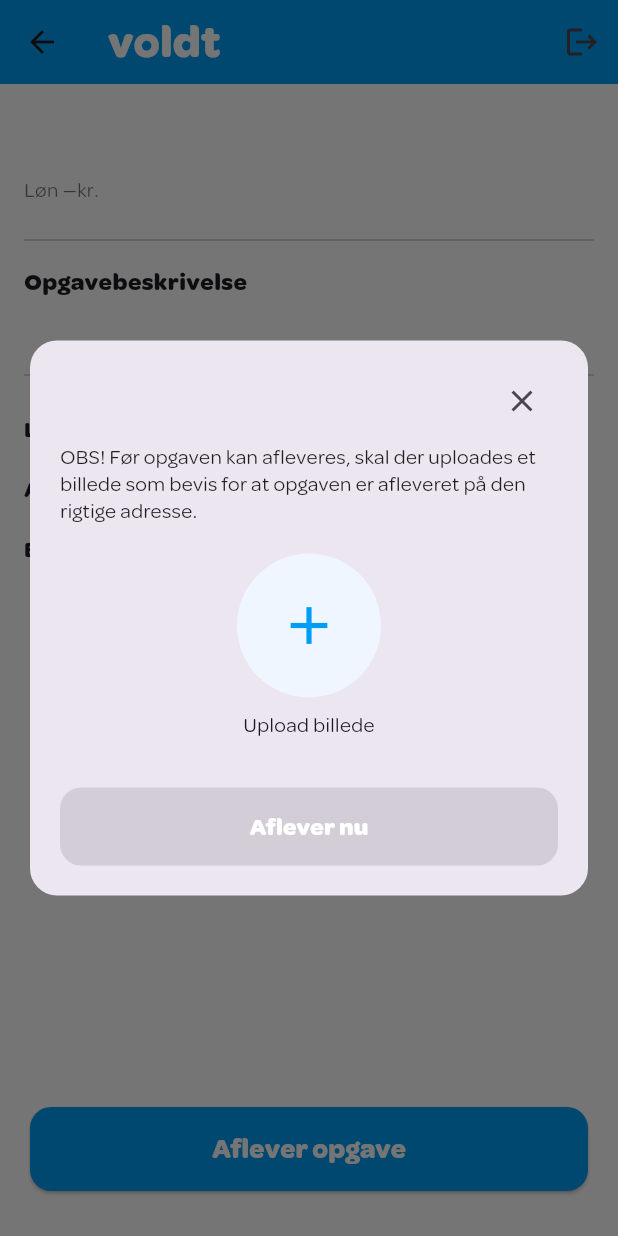
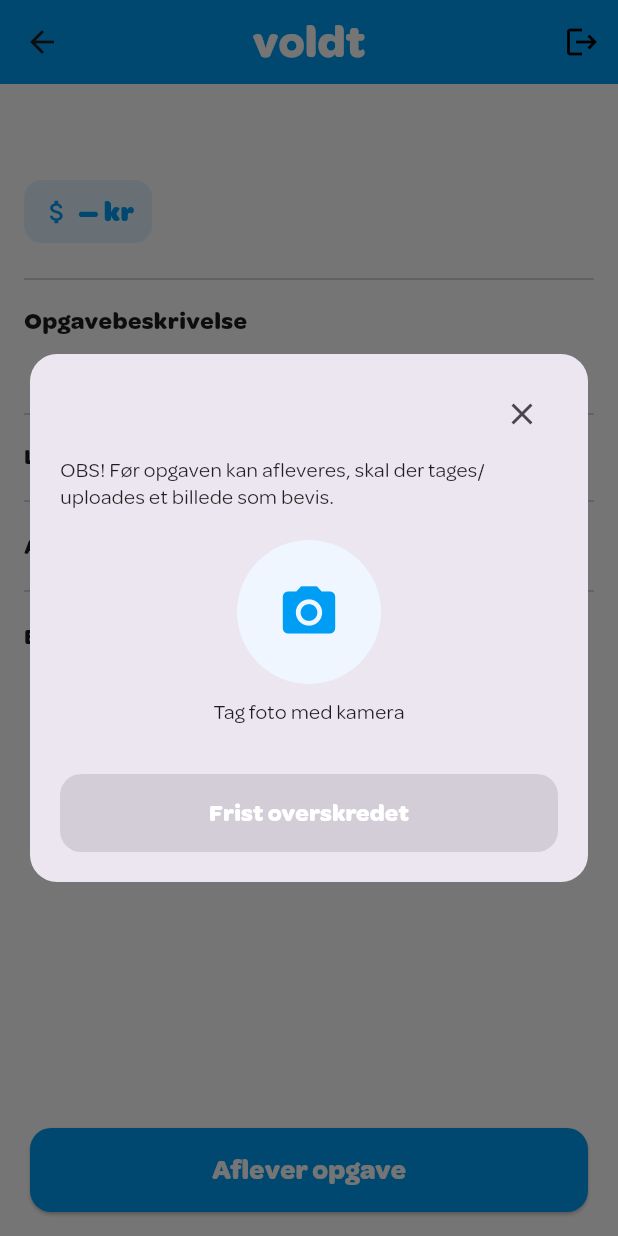
Before and after one commit to emilieweiss/voldt, a Flutter app: the JobInfoPage screen opened directly with empty values, after a tap on "Aflever opgave", on a phone screen of 412 x 824 dp. Run offline on Flutter 3.47's test engine with Material 3 defaults, Android fonts, the phone set to English and light mode, and no system bars; our stand-ins replace flutter_bloc, flutter_svg, fpdart, get_it, go_router, image_picker and 2 more; accounts and stored records are empty.

Commit message:
Final final lol

```diff
--- a/lib/pages/job_info_page.dart
+++ b/lib/pages/job_info_page.dart
@@ -9,7 +9,6 @@ import 'package:voldt/widgets/finish_job_dialog.dart';
 
 class JobInfoPage extends StatelessWidget {
   final Map<String, dynamic> job;
-
   const JobInfoPage({super.key, required this.job});
 
   @override
@@ -22,8 +21,7 @@ class JobInfoPage extends StatelessWidget {
     final address = (job['address'] ?? 'Ukendt').toString();
     final durationTxt = _formatDuration(job['duration']);
     final deliveryTxt = _formatDelivery(job['delivery']);
-    final pointsTxt =
-        'Løn ${_formatPoints(job['money'])}kr.';
+    final pay = _formatPoints(job['money']);
 
     return Scaffold(
       appBar: VoldtAppBar(
@@ -37,12 +35,14 @@ class JobInfoPage extends StatelessWidget {
           crossAxisAlignment: CrossAxisAlignment.start,
           children: [
             JobHeaderImage(job: job),
+
             Padding(
               padding: const EdgeInsets.all(16.0),
               child: Column(
                 crossAxisAlignment:
                     CrossAxisAlignment.start,
                 children: [
+                  // Titel
                   Text(
                     title,
                     style: const TextStyle(
@@ -50,15 +50,46 @@ class JobInfoPage extends StatelessWidget {
                       fontWeight: FontWeight.w800,
                     ),
                   ),
-                  const SizedBox(height: 4),
-                  Text(
-                    pointsTxt,
-                    style: const TextStyle(
-                      color: Colors.black54,
+
+                  const SizedBox(height: 8),
+
+                  // Tydelig løn-badge
+                  Container(
+                    padding: const EdgeInsets.symmetric(
+                      horizontal: 12,
+                      vertical: 8,
+                    ),
+                    decoration: BoxDecoration(
+                      color: AppPallete.woltBlue
+                          .withOpacity(0.1),
+                      borderRadius: BorderRadius.circular(
+                        12,
+                      ),
+                    ),
+                    child: Row(
+                      mainAxisSize: MainAxisSize.min,
+                      children: [
+                        const Icon(
+                          Icons.attach_money,
+                          size: 20,
+                          color: AppPallete.woltBlue,
+                        ),
+                        const SizedBox(width: 4),
+                        Text(
+                          '$pay kr',
+                          style: const TextStyle(
+                            fontSize: 18,
+                            fontWeight: FontWeight.w800,
+                            color: AppPallete.woltBlue,
+                          ),
+                        ),
+                      ],
                     ),
                   ),
+
                   const SizedBox(height: 16),
                   const Divider(),
+
                   const SizedBox(height: 8),
                   const Text(
                     'Opgavebeskrivelse',
@@ -72,11 +103,19 @@ class JobInfoPage extends StatelessWidget {
                     description,
                     style: const TextStyle(height: 1.4),
                   ),
+
                   const SizedBox(height: 16),
                   const Divider(),
-                  const SizedBox(height: 8),
+
+                  // Infofelter med streger imellem og god wrapping
                   _KV('Leveringstidspunkt', deliveryTxt),
-                  _KV('Adresse', address),
+                  const Divider(height: 20),
+                  _KV(
+                    'Adresse',
+                    address,
+                    multilineValue: true,
+                  ),
+                  const Divider(height: 20),
                   _KV('Estimat', durationTxt),
                 ],
               ),
@@ -84,8 +123,11 @@ class JobInfoPage extends StatelessWidget {
           ],
         ),
       ),
-      bottomNavigationBar: Padding(
-        padding: const EdgeInsets.fromLTRB(20, 8, 20, 30),
+
+      // Knappen fri af bottom nav via SafeArea
+      bottomNavigationBar: SafeArea(
+        top: false,
+        minimum: const EdgeInsets.fromLTRB(20, 8, 20, 16),
         child: SizedBox(
           height: 56,
           child: ElevatedButton(
@@ -158,22 +200,43 @@ String _formatPoints(dynamic v) {
 
 class _KV extends StatelessWidget {
   final String k, v;
-  const _KV(this.k, this.v);
+  final bool multilineValue;
+  const _KV(this.k, this.v, {this.multilineValue = false});
+
   @override
   Widget build(BuildContext context) {
     return Padding(
       padding: const EdgeInsets.symmetric(vertical: 10),
       child: Row(
+        crossAxisAlignment: CrossAxisAlignment.center,
         children: [
+          // venstre label (én linje, ellipsis)
           Expanded(
+            flex: 3,
             child: Text(
               k,
+              maxLines: 1,
+              overflow: TextOverflow.ellipsis,
               style: const TextStyle(
                 fontWeight: FontWeight.w700,
               ),
             ),
           ),
-          Text(v, textAlign: TextAlign.right),
+          const SizedBox(width: 12),
+          // højre værdi (altid højrejusteret)
+          Expanded(
+            flex: 5,
+            child: Text(
+              v,
+              textAlign: TextAlign.right,
+              softWrap: multilineValue,
+              maxLines: multilineValue ? null : 1,
+              overflow:
+                  multilineValue
+                      ? TextOverflow.visible
+                      : TextOverflow.ellipsis,
+            ),
+          ),
         ],
       ),
     );
--- a/lib/widgets/app_bar.dart
+++ b/lib/widgets/app_bar.dart
@@ -20,6 +20,7 @@ class VoldtAppBar extends StatelessWidget
   Widget build(BuildContext context) {
     return AppBar(
       automaticallyImplyLeading: showBack,
+      centerTitle: true,
       title: const Text(
         'voldt',
         style: TextStyle(
@@ -32,7 +33,10 @@ class VoldtAppBar extends StatelessWidget
       actions: [
         if (onLogout != null)
           IconButton(
-            icon: const Icon(Icons.logout),
+            icon: const Icon(
+              Icons.logout,
+              color: Colors.black,
+            ),
             onPressed: onLogout,
           ),
       ],
--- a/lib/widgets/finish_job_dialog.dart
+++ b/lib/widgets/finish_job_dialog.dart
@@ -8,14 +8,13 @@ import 'package:voldt/pages/job_success_delivery_page.dart';
 
 class FinishJobDialog extends StatefulWidget {
   final String title;
-  final Map<String, dynamic> job; // <-- til update
+  final Map<String, dynamic> job;
   final String bucket;
   const FinishJobDialog({
     super.key,
     required this.title,
     required this.job,
-    this.bucket =
-        'job-images', // byt hvis dit bucket hedder noget andet
+    this.bucket = 'job-images',
   });
 
   @override
@@ -28,9 +27,9 @@ class _FinishJobDialogState extends State<FinishJobDialog> {
   XFile? _file;
   bool _loading = false;
 
-  Future<void> _pick() async {
+  Future<void> _pickFromCamera() async {
     final f = await _picker.pickImage(
-      source: ImageSource.gallery,
+      source: ImageSource.camera,
       imageQuality: 85,
     );
     if (!mounted) return;
@@ -42,15 +41,28 @@ class _FinishJobDialogState extends State<FinishJobDialog> {
           ? f.name.substring(f.name.lastIndexOf('.'))
           : '.jpg';
 
+  DateTime _deliveryToday() {
+    final raw =
+        widget.job['delivery']?.toString() ?? '00:00';
+    final p = raw.split(':');
+    final now = DateTime.now();
+    final h = int.tryParse(p.isNotEmpty ? p[0] : '0') ?? 0;
+    final m = int.tryParse(p.length > 1 ? p[1] : '0') ?? 0;
+    return DateTime(now.year, now.month, now.day, h, m);
+  }
+
+  bool get _isOverdue =>
+      DateTime.now().isAfter(_deliveryToday());
+
   Future<bool> _submit() async {
-    if (_file == null || _loading) return false;
+    if (_file == null || _loading || _isOverdue)
+      return false;
     setState(() => _loading = true);
     try {
       final supabase = serviceLocator<SupabaseClient>();
       final uid = supabase.auth.currentUser!.id;
       final jobId =
           widget.job['job_id'] ?? widget.job['id'];
-
       final path =
           'solved/$uid/${jobId}_${DateTime.now().millisecondsSinceEpoch}${_ext(_file!)}';
 
@@ -133,16 +145,18 @@ class _FinishJobDialogState extends State<FinishJobDialog> {
               ),
               const SizedBox(height: 4),
               const Text(
-                'OBS! Før opgaven kan afleveres, skal der uploades et billede som bevis for at opgaven er afleveret på den rigtige adresse.',
+                'OBS! Før opgaven kan afleveres, skal der tages/uploades et billede som bevis.',
                 style: TextStyle(
                   color: Colors.black87,
                   height: 1.3,
                 ),
               ),
               const SizedBox(height: 20),
+
               Center(
                 child: InkWell(
-                  onTap: _pick,
+                  onTap:
+                      _pickFromCamera, // åbner kameraet direkte
                   borderRadius: BorderRadius.circular(60),
                   child: Container(
                     width: 96,
@@ -154,7 +168,7 @@ class _FinishJobDialogState extends State<FinishJobDialog> {
                       ),
                     ),
                     child: const Icon(
-                      Icons.add,
+                      Icons.photo_camera,
                       size: 42,
                       color: AppPallete.woltBlue,
                     ),
@@ -162,8 +176,11 @@ class _FinishJobDialogState extends State<FinishJobDialog> {
                 ),
               ),
               const SizedBox(height: 8),
-              const Center(child: Text('Upload billede')),
+              const Center(
+                child: Text('Tag foto med kamera'),
+              ),
               const SizedBox(height: 12),
+
               if (_file != null)
                 Row(
                   children: [
@@ -181,12 +198,16 @@ class _FinishJobDialogState extends State<FinishJobDialog> {
                   ],
                 ),
               const SizedBox(height: 20),
+
               SizedBox(
                 width: double.infinity,
                 height: 52,
                 child: ElevatedButton(
                   style: ElevatedButton.styleFrom(
-                    backgroundColor: AppPallete.woltBlue,
+                    backgroundColor:
+                        _isOverdue
+                            ? Colors.grey
+                            : AppPallete.woltBlue,
                     shape: RoundedRectangleBorder(
                       borderRadius: BorderRadius.circular(
                         14,
@@ -194,16 +215,14 @@ class _FinishJobDialogState extends State<FinishJobDialog> {
                     ),
                   ),
                   onPressed:
-                      (_file == null || _loading)
+                      (_file == null ||
+                              _loading ||
+                              _isOverdue)
                           ? null
                           : () async {
                             final ok = await _submit();
                             if (!mounted || !ok) return;
-
-                            // Luk dialogen
                             Navigator.of(context).pop();
-
-                            // Og åbn bekræftelsessiden
                             Navigator.of(
                               context,
                               rootNavigator: true,
@@ -216,7 +235,11 @@ class _FinishJobDialogState extends State<FinishJobDialog> {
                             );
                           },
                   child: Text(
-                    _loading ? 'Afleverer…' : 'Aflever nu',
+                    _isOverdue
+                        ? 'Frist overskredet'
+                        : (_loading
+                            ? 'Afleverer…'
+                            : 'Aflever nu'),
                     style: const TextStyle(
                       fontSize: 16,
                       fontWeight: FontWeight.w700,
```
